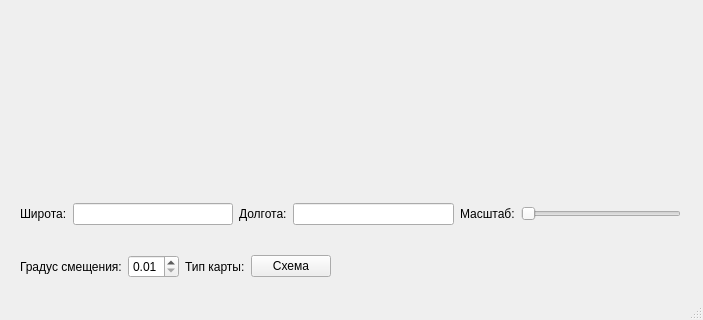
Old version of the form map.ui in the repository BasilFox/API_practice; both pictures show x 0 to 703 and y 306 to 626 of the 703 by 626 pixel window.
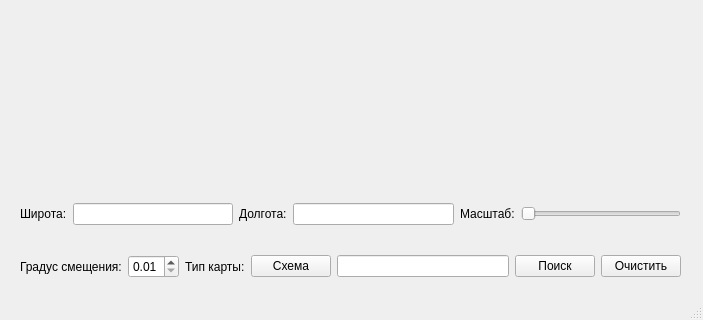
New version of the form.

The edit to the form file:
```diff
--- a/map.ui
+++ b/map.ui
@@ -84,7 +84,7 @@
      <rect>
       <x>20</x>
       <y>560</y>
-      <width>311</width>
+      <width>661</width>
       <height>25</height>
      </rect>
     </property>
@@ -123,6 +123,23 @@
        </property>
       </widget>
      </item>
+     <item>
+      <widget class="QLineEdit" name="searchline"/>
+     </item>
+     <item>
+      <widget class="QPushButton" name="search">
+       <property name="text">
+        <string>Поиск</string>
+       </property>
+      </widget>
+     </item>
+     <item>
+      <widget class="QPushButton" name="clearBut">
+       <property name="text">
+        <string>Очистить</string>
+       </property>
+      </widget>
+     </item>
     </layout>
    </widget>
   </widget>
```
